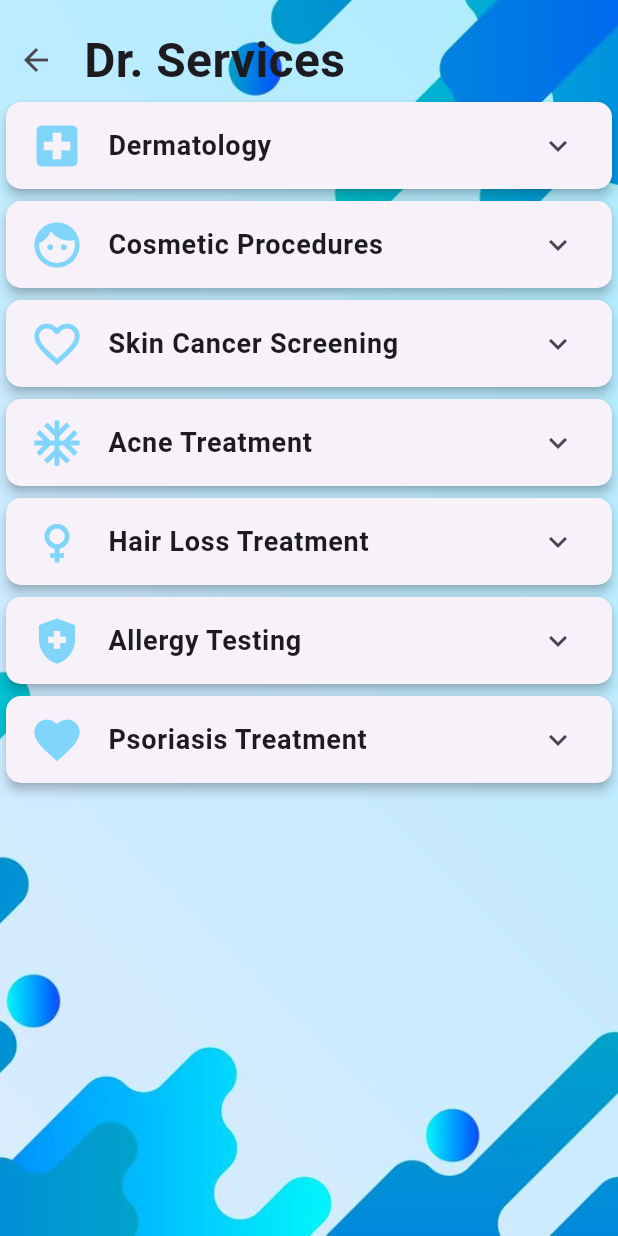
After one commit to AbdulrhmanM0hamed/project_app, a Flutter app: the HomePage screen opened directly, after a tap on "Doctor", on a phone screen of 412 x 824 dp. The commit adds this screen. Run offline on Flutter 3.47's test engine with Material 3 defaults, Android fonts, the light colour scheme and no system bars; our stand-ins replace animated_splash_screen, flutter_svg, google_fonts, google_maps_flutter, image_picker, motion_tab_bar_v2; missing offline and left inert: google_maps_webservice_ex.

Commit message:
update 2

```diff
--- /dev/null
+++ b/lib/Services/doctor_content.dart
@@ -0,0 +1,132 @@
+import 'package:flutter/material.dart';
+
+class DoctorContent extends StatelessWidget {
+  @override
+  Widget build(BuildContext context) {
+    return Scaffold(
+      body: Container(
+        decoration: BoxDecoration(
+            image: DecorationImage(
+          image: AssetImage('assets/images/bg.jpg'), // تحديد صورة الخلفية
+          fit: BoxFit.cover, // تغطية الشاشة بالصورة
+        )),
+        child: ListView(
+          children: [
+            Padding(
+              padding: EdgeInsets.only(top: 16.0),
+              child: Row(
+                children: [
+                  IconButton(
+                    icon: Icon(Icons.arrow_back),
+                    onPressed: () {
+                      Navigator.of(context)
+                          .pop(); // للانتقال إلى الشاشة السابقة عند النقر على أيقونة العودة
+                    },
+                  ),
+                  SizedBox(width: 8.0),
+                  Column(
+                    crossAxisAlignment: CrossAxisAlignment.start,
+                    children: [
+                      Text(
+                        "Dr. Services",
+                        style: TextStyle(
+                            fontSize: 32, fontWeight: FontWeight.bold),
+                      )
+                    ],
+                  ),
+                ],
+              ),
+            ),
+            ServiceTile(
+              title: 'Dermatology',
+              icon: Icons.local_hospital, // أيقونة لخدمة طب الجلدية
+              description:
+                  "Dermatology is the medical specialty focused on diagnosing and treating conditions related to the skin, hair, nails, and mucous membranes. Dermatologists are trained to address a wide range of issues, from common skin conditions like acne and eczema to more serious concerns such as skin cancer. Additionally, dermatologists offer cosmetic procedures to enhance the appearance of the skin. Overall, dermatology encompasses medical and aesthetic care aimed at promoting skin health and addressing various dermatological concerns.",
+            ),
+            ServiceTile(
+              title: 'Cosmetic Procedures',
+              icon: Icons.face, // أيقونة للإجراءات التجميلية
+              description:
+                  "Cosmetic procedures refer to non-surgical treatments performed by dermatologists to enhance the appearance of the skin, hair, or nails. These procedures aim to address concerns such as wrinkles, fine lines, volume loss, pigmentation irregularities, and hair loss. Common cosmetic procedures include Botox injections, dermal fillers, chemical peels, laser hair removal, microdermabrasion, laser skin resurfacing, and hair restoration treatments. They are elective and typically sought out to improve self-confidence and achieve aesthetic goals.",
+            ),
+            ServiceTile(
+              title: 'Skin Cancer Screening',
+              icon: Icons.favorite_border, // أيقونة لفحص سرطان الجلد
+              description:
+                  "Skin cancer screening is a preventive health measure that involves the examination of the skin for suspicious growths or lesions that could indicate skin cancer. During the screening, a dermatologist or healthcare provider examines the skin for any abnormalities, such as moles, freckles, or spots, that may be indicative of skin cancer. Early detection through regular screenings can lead to timely treatment and improved outcomes for individuals at risk of developing skin cancer.",
+            ),
+            ServiceTile(
+              title: 'Acne Treatment',
+              icon: Icons.ac_unit, // أيقونة لعلاج حب الشباب
+              description:
+                  "Acne treatment involves various methods aimed at reducing or eliminating acne breakouts, including topical creams, oral medications, and procedures like chemical peels or laser therapy. The goal is to reduce inflammation, unclog pores, and prevent new acne formation. Treatment plans may vary based on the severity of the acne and individual skin type, with the aim of achieving clearer, healthier skin.",
+            ),
+            ServiceTile(
+              title: 'Hair Loss Treatment',
+              icon: Icons.female,
+              description:
+                  "Hair loss treatment involves various medical and surgical interventions aimed at addressing hair loss or alopecia. Dermatologists offer treatments such as topical medications, oral supplements, PRP therapy, and hair transplantation to help restore hair growth and improve hair density. The choice of treatment depends on the underlying cause of hair loss and the individual's preferences and medical history.",
+            ),
+            ServiceTile(
+              title: 'Allergy Testing',
+              icon: Icons.health_and_safety,
+              description:
+                  "Allergy testing is a diagnostic procedure performed to identify allergens that trigger allergic reactions in individuals. Dermatologists use various methods such as skin prick tests, patch tests, and blood tests to determine specific allergens causing skin allergies or dermatitis. Once identified, allergens can be avoided or managed through lifestyle modifications and medical treatments.",
+            ),
+            ServiceTile(
+              title: 'Psoriasis Treatment',
+              icon: Icons.favorite,
+              description:
+                  "Psoriasis treatment involves managing the chronic autoimmune condition characterized by red, scaly patches on the skin. Dermatologists offer treatments such as topical corticosteroids, phototherapy, oral medications, and biologic agents to reduce inflammation, alleviate symptoms, and improve the quality of life for individuals with psoriasis. Treatment plans are tailored to each patient's needs and may involve combination therapies for optimal results.",
+            ),
+
+            // يمكنك إضافة المزيد من الخدمات هنا بنفس الطريقة
+          ],
+        ),
+      ),
+    );
+  }
+}
+
+// عنصر لعرض كل خدمة
+class ServiceTile extends StatelessWidget {
+  final String title;
+  final IconData icon;
+  final String description;
+
+  ServiceTile(
+      {required this.title, required this.icon, required this.description});
+
+  @override
+  Widget build(BuildContext context) {
+    return Card(
+      elevation: 3.0,
+      shape: RoundedRectangleBorder(
+        borderRadius: BorderRadius.circular(10.0),
+      ),
+      child: ExpansionTile(
+        leading: Icon(
+          icon,
+          color: Colors.lightBlue[200], // لون الأزرق الفاتح للأيقونة
+          size: 36.0,
+        ),
+        title: Text(
+          title,
+          style: TextStyle(
+            fontSize: 18.0,
+            fontWeight: FontWeight.bold,
+          ),
+        ),
+        children: [
+          Padding(
+            padding: const EdgeInsets.all(8.0),
+            child: Text(
+              description,
+              style: TextStyle(fontSize: 15, fontWeight: FontWeight.w900),
+            ),
+          ),
+        ],
+      ),
+    );
+  }
+}
--- a/lib/pages/home_page.dart
+++ b/lib/pages/home_page.dart
@@ -154,6 +154,14 @@ class Services extends StatelessWidget {
                 (e) => CupertinoButton(
                   onPressed: () {},
                   padding: EdgeInsets.zero,
+                  child: GestureDetector(
+                    onTap: () {
+                      Navigator.push(
+                        context,
+                        MaterialPageRoute(
+                            builder: (context) => e.content(context)),
+                      );
+                    },
                     child: Container(
                       width: SizeConfig.blockSizeHorizontal! * 17,
                       height: SizeConfig.blockSizeHorizontal! * 17,
@@ -162,7 +170,16 @@ class Services extends StatelessWidget {
                         borderRadius: BorderRadius.circular(20),
                       ),
                       child: Center(
-                      child: SvgPicture.asset(e.image),
+                        child: Column(
+                          children: [
+                            SvgPicture.asset(e.image),
+                            Text(
+                              e.title,
+                              style: TextStyle(fontSize: 13),
+                            )
+                          ],
+                        ),
+                      ),
                     ),
                   ),
                 ),
--- a/pubspec.yaml
+++ b/pubspec.yaml
@@ -44,6 +44,9 @@ dev_dependencies:
   flutter_test:
     sdk: flutter
   motion_tab_bar_v2: ^0.3.0
+  google_maps_flutter: ^2.5.3
+  google_maps_webservice_ex: ^0.0.1+2
+  location: ^5.0.3
   # The "flutter_lints" package below contains a set of recommended lints to
   # encourage good coding practices. The lint set provided by the package is
   # activated in the `analysis_options.yaml` file located at the root of your
```
Also changed, not shown: lib/Services/pharmacy.dart (added, +75 -0 lines), lib/data/data.dart (+14 -0 lines), pubspec.lock, 3 other files. Lines whose indentation alone changed are shown as unchanged.
